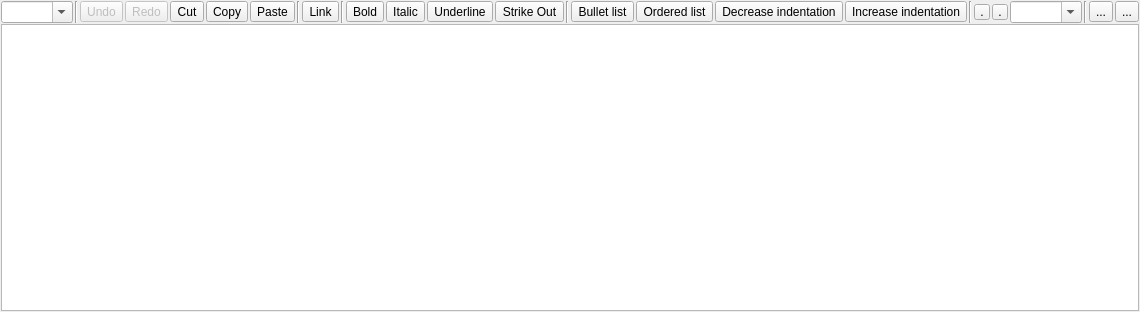
Above: escriba.ui from Open-App-Library/Escriba before the change. Below: the same form after it.
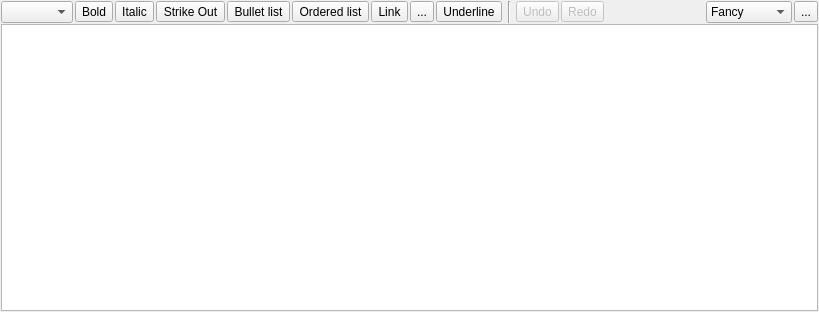
That is the form after the change. Icons and pictures are not drawn. Custom widgets are drawn as their Qt base class.

The edit to the form file:
```diff
--- a/escriba.ui
+++ b/escriba.ui
@@ -31,6 +31,12 @@
    </property>
    <item>
     <widget class="QWidget" name="f_toolbar" native="true">
+     <property name="sizePolicy">
+      <sizepolicy hsizetype="Ignored" vsizetype="Preferred">
+       <horstretch>0</horstretch>
+       <verstretch>0</verstretch>
+      </sizepolicy>
+     </property>
      <layout class="QHBoxLayout" name="horizontalLayout">
       <property name="spacing">
        <number>2</number>
@@ -56,175 +62,7 @@
          <string>Paragraph formatting</string>
         </property>
         <property name="editable">
-         <bool>true</bool>
-        </property>
-       </widget>
-      </item>
-      <item>
-       <widget class="Line" name="line_4">
-        <property name="orientation">
-         <enum>Qt::Vertical</enum>
-        </property>
-       </widget>
-      </item>
-      <item>
-       <widget class="QToolButton" name="f_undo">
-        <property name="enabled">
          <bool>false</bool>
-        </property>
-        <property name="focusPolicy">
-         <enum>Qt::ClickFocus</enum>
-        </property>
-        <property name="toolTip">
-         <string>Undo (CTRL+Z)</string>
-        </property>
-        <property name="text">
-         <string>Undo</string>
-        </property>
-        <property name="icon">
-         <iconset theme="edit-undo">
-          <normaloff>.</normaloff>.</iconset>
-        </property>
-        <property name="iconSize">
-         <size>
-          <width>16</width>
-          <height>16</height>
-         </size>
-        </property>
-       </widget>
-      </item>
-      <item>
-       <widget class="QToolButton" name="f_redo">
-        <property name="enabled">
-         <bool>false</bool>
-        </property>
-        <property name="focusPolicy">
-         <enum>Qt::ClickFocus</enum>
-        </property>
-        <property name="toolTip">
-         <string>Redo</string>
-        </property>
-        <property name="text">
-         <string>Redo</string>
-        </property>
-        <property name="icon">
-         <iconset theme="edit-redo">
-          <normaloff>.</normaloff>.</iconset>
-        </property>
-        <property name="iconSize">
-         <size>
-          <width>16</width>
-          <height>16</height>
-         </size>
-        </property>
-       </widget>
-      </item>
-      <item>
-       <widget class="QToolButton" name="f_cut">
-        <property name="focusPolicy">
-         <enum>Qt::ClickFocus</enum>
-        </property>
-        <property name="toolTip">
-         <string>Cut (CTRL+X)</string>
-        </property>
-        <property name="text">
-         <string>Cut</string>
-        </property>
-        <property name="icon">
-         <iconset theme="edit-cut">
-          <normaloff>.</normaloff>.</iconset>
-        </property>
-        <property name="iconSize">
-         <size>
-          <width>16</width>
-          <height>16</height>
-         </size>
-        </property>
-       </widget>
-      </item>
-      <item>
-       <widget class="QToolButton" name="f_copy">
-        <property name="focusPolicy">
-         <enum>Qt::ClickFocus</enum>
-        </property>
-        <property name="toolTip">
-         <string>Copy (CTRL+C)</string>
-        </property>
-        <property name="text">
-         <string>Copy</string>
-        </property>
-        <property name="icon">
-         <iconset theme="edit-copy">
-          <normaloff>.</normaloff>.</iconset>
-        </property>
-        <property name="iconSize">
-         <size>
-          <width>16</width>
-          <height>16</height>
-         </size>
-        </property>
-       </widget>
-      </item>
-      <item>
-       <widget class="QToolButton" name="f_paste">
-        <property name="focusPolicy">
-         <enum>Qt::ClickFocus</enum>
-        </property>
-        <property name="toolTip">
-         <string>Paste (CTRL+V)</string>
-        </property>
-        <property name="text">
-         <string>Paste</string>
-        </property>
-        <property name="icon">
-         <iconset theme="edit-paste">
-          <normaloff>.</normaloff>.</iconset>
-        </property>
-        <property name="iconSize">
-         <size>
-          <width>16</width>
-          <height>16</height>
-         </size>
-        </property>
-       </widget>
-      </item>
-      <item>
-       <widget class="Line" name="line">
-        <property name="orientation">
-         <enum>Qt::Vertical</enum>
-        </property>
-       </widget>
-      </item>
-      <item>
-       <widget class="QToolButton" name="f_link">
-        <property name="focusPolicy">
-         <enum>Qt::ClickFocus</enum>
-        </property>
-        <property name="toolTip">
-         <string>Link (CTRL+L)</string>
-        </property>
-        <property name="text">
-         <string>Link</string>
-        </property>
-        <property name="icon">
-         <iconset theme="applications-internet">
-          <normaloff>.</normaloff>.</iconset>
-        </property>
-        <property name="iconSize">
-         <size>
-          <width>16</width>
-          <height>16</height>
-         </size>
-        </property>
-        <property name="checkable">
-         <bool>true</bool>
-        </property>
-       </widget>
-      </item>
-      <item>
-       <widget class="Line" name="line_3">
-        <property name="orientation">
-         <enum>Qt::Vertical</enum>
         </property>
        </widget>
       </item>
@@ -280,32 +118,6 @@
         </property>
        </widget>
       </item>
-      <item>
-       <widget class="QToolButton" name="f_underline">
-        <property name="focusPolicy">
-         <enum>Qt::ClickFocus</enum>
-        </property>
-        <property name="toolTip">
-         <string>Underline (CTRL+U)</string>
-        </property>
-        <property name="text">
-         <string>Underline</string>
-        </property>
-        <property name="icon">
-         <iconset theme="format-text-underline">
-          <normaloff>.</normaloff>.</iconset>
-        </property>
-        <property name="iconSize">
-         <size>
-          <width>16</width>
-          <height>16</height>
-         </size>
-        </property>
-        <property name="checkable">
-         <bool>true</bool>
-        </property>
-       </widget>
-      </item>
       <item>
        <widget class="QToolButton" name="f_strikeout">
         <property name="text">
@@ -316,13 +128,6 @@
         </property>
        </widget>
       </item>
-      <item>
-       <widget class="Line" name="line_5">
-        <property name="orientation">
-         <enum>Qt::Vertical</enum>
-        </property>
-       </widget>
-      </item>
       <item>
        <widget class="QToolButton" name="f_list_bullet">
         <property name="focusPolicy">
@@ -368,7 +173,7 @@
        </widget>
       </item>
       <item>
-       <widget class="QToolButton" name="f_indent_dec">
+       <widget class="QToolButton" name="f_link">
         <property name="focusPolicy">
          <enum>Qt::ClickFocus</enum>
         </property>
@@ -376,7 +181,7 @@
          <string>Decrease indentation (CTRL+,)</string>
         </property>
         <property name="text">
-         <string>Decrease indentation</string>
+         <string>Link</string>
         </property>
         <property name="icon">
          <iconset theme="format-indent-less">
@@ -388,125 +193,110 @@
           <height>16</height>
          </size>
         </property>
-       </widget>
-      </item>
-      <item>
-       <widget class="QToolButton" name="f_indent_inc">
-        <property name="focusPolicy">
-         <enum>Qt::ClickFocus</enum>
-        </property>
-        <property name="toolTip">
-         <string>Increase indentation (CTRL+.)</string>
-        </property>
-        <property name="text">
-         <string>Increase indentation</string>
-        </property>
-        <property name="icon">
-         <iconset theme="format-indent-more">
-          <normaloff>.</normaloff>.</iconset>
-        </property>
-        <property name="iconSize">
-         <size>
-          <width>16</width>
-          <height>16</height>
-         </size>
-        </property>
-       </widget>
-      </item>
-      <item>
-       <widget class="Line" name="line_2">
-        <property name="orientation">
-         <enum>Qt::Vertical</enum>
-        </property>
-       </widget>
-      </item>
-      <item>
-       <widget class="QToolButton" name="f_fgcolor">
-        <property name="minimumSize">
-         <size>
-          <width>16</width>
-          <height>16</height>
-         </size>
-        </property>
-        <property name="maximumSize">
-         <size>
-          <width>16</width>
-          <height>16</height>
-         </size>
-        </property>
-        <property name="focusPolicy">
-         <enum>Qt::ClickFocus</enum>
-        </property>
-        <property name="toolTip">
-         <string>Text foreground color</string>
-        </property>
-        <property name="text">
-         <string>.</string>
-        </property>
-        <property name="iconSize">
-         <size>
-          <width>16</width>
-          <height>16</height>
-         </size>
-        </property>
-       </widget>
-      </item>
-      <item>
-       <widget class="QToolButton" name="f_bgcolor">
-        <property name="minimumSize">
-         <size>
-          <width>16</width>
-          <height>16</height>
-         </size>
-        </property>
-        <property name="maximumSize">
-         <size>
-          <width>16</width>
-          <height>16</height>
-         </size>
-        </property>
-        <property name="focusPolicy">
-         <enum>Qt::ClickFocus</enum>
-        </property>
-        <property name="toolTip">
-         <string>Text background color</string>
-        </property>
-        <property name="text">
-         <string>.</string>
-        </property>
-        <property name="iconSize">
-         <size>
-          <width>16</width>
-          <height>16</height>
-         </size>
-        </property>
-       </widget>
-      </item>
-      <item>
-       <widget class="QComboBox" name="f_fontsize">
-        <property name="focusPolicy">
-         <enum>Qt::ClickFocus</enum>
-        </property>
-        <property name="toolTip">
-         <string>Font size</string>
-        </property>
-        <property name="editable">
+        <property name="checkable">
          <bool>true</bool>
         </property>
        </widget>
       </item>
-      <item>
-       <widget class="Line" name="line_6">
-        <property name="orientation">
-         <enum>Qt::Vertical</enum>
-        </property>
-       </widget>
-      </item>
       <item>
        <widget class="QToolButton" name="f_image">
         <property name="text">
          <string notr="true">...</string>
         </property>
+        <property name="icon">
+         <iconset theme="insert-image"/>
+        </property>
+       </widget>
+      </item>
+      <item>
+       <widget class="QToolButton" name="f_underline">
+        <property name="focusPolicy">
+         <enum>Qt::ClickFocus</enum>
+        </property>
+        <property name="toolTip">
+         <string>Underline (CTRL+U)</string>
+        </property>
+        <property name="text">
+         <string>Underline</string>
+        </property>
+        <property name="icon">
+         <iconset theme="format-text-underline">
+          <normaloff>.</normaloff>.</iconset>
+        </property>
+        <property name="iconSize">
+         <size>
+          <width>16</width>
+          <height>16</height>
+         </size>
+        </property>
+        <property name="checkable">
+         <bool>true</bool>
+        </property>
+       </widget>
+      </item>
+      <item>
+       <widget class="Line" name="line">
+        <property name="minimumSize">
+         <size>
+          <width>10</width>
+          <height>0</height>
+         </size>
+        </property>
+        <property name="orientation">
+         <enum>Qt::Vertical</enum>
+        </property>
+       </widget>
+      </item>
+      <item>
+       <widget class="QToolButton" name="f_undo">
+        <property name="enabled">
+         <bool>false</bool>
+        </property>
+        <property name="focusPolicy">
+         <enum>Qt::ClickFocus</enum>
+        </property>
+        <property name="toolTip">
+         <string>Undo (CTRL+Z)</string>
+        </property>
+        <property name="text">
+         <string>Undo</string>
+        </property>
+        <property name="icon">
+         <iconset theme="edit-undo">
+          <normaloff>.</normaloff>.</iconset>
+        </property>
+        <property name="iconSize">
+         <size>
+          <width>16</width>
+          <height>16</height>
+         </size>
+        </property>
+       </widget>
+      </item>
+      <item>
+       <widget class="QToolButton" name="f_redo">
+        <property name="enabled">
+         <bool>false</bool>
+        </property>
+        <property name="focusPolicy">
+         <enum>Qt::ClickFocus</enum>
+        </property>
+        <property name="toolTip">
+         <string>Redo</string>
+        </property>
+        <property name="text">
+         <string>Redo</string>
+        </property>
+        <property name="icon">
+         <iconset theme="edit-redo">
+          <normaloff>.</normaloff>.</iconset>
+        </property>
+        <property name="iconSize">
+         <size>
+          <width>16</width>
+          <height>16</height>
+         </size>
+        </property>
        </widget>
       </item>
       <item>
@@ -522,6 +312,20 @@
         </property>
        </spacer>
       </item>
+      <item>
+       <widget class="QComboBox" name="comboBox">
+        <item>
+         <property name="text">
+          <string>Fancy</string>
+         </property>
+        </item>
+        <item>
+         <property name="text">
+          <string>Markdown</string>
+         </property>
+        </item>
+       </widget>
+      </item>
       <item>
        <widget class="QToolButton" name="f_menu">
         <property name="text">
```
Left out of the diff: 44 changed lines with no effect on the pictures.
